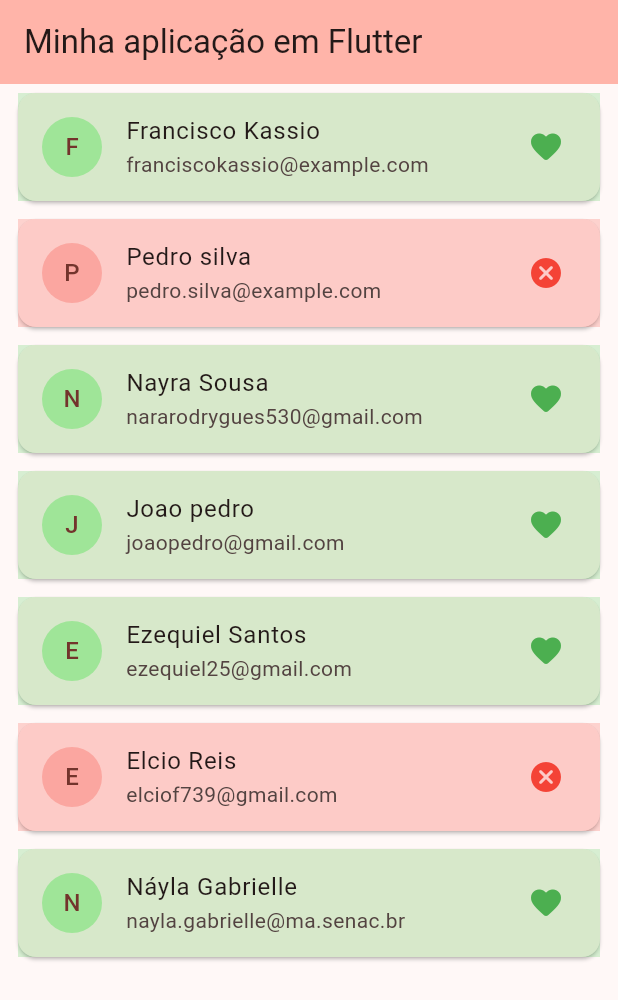
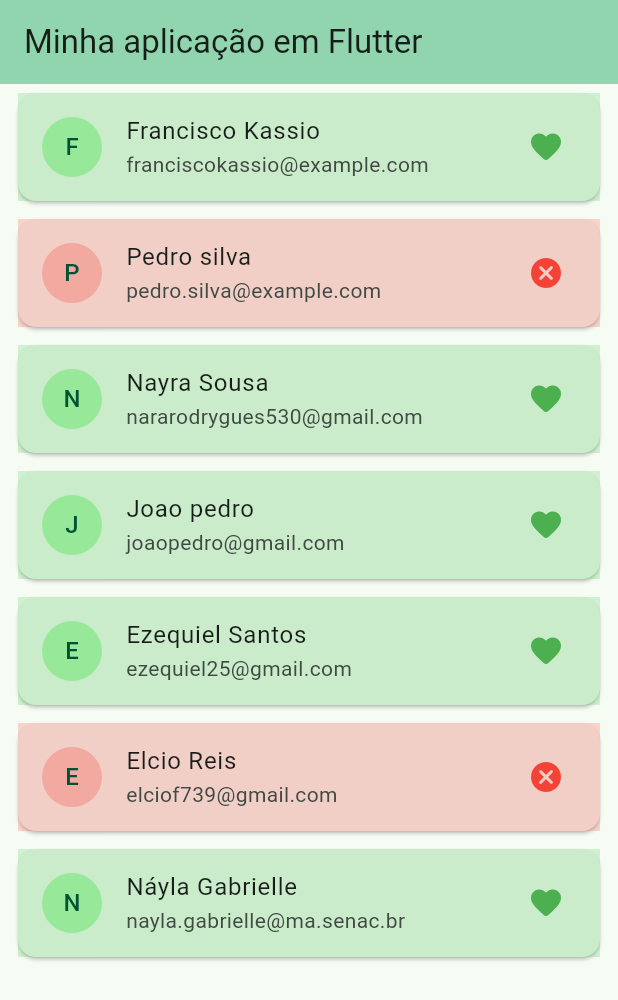
Before and after one commit to FranciscoFilho0/my_fist_app, a Flutter app: the screen it shows after launch, on a phone screen of 412 x 824 dp. Shown: the top 1000 px of the screen. Run offline on Flutter 3.47's test engine with Material 3 defaults, Android fonts, the phone set to English and light mode, and no system bars.

Commit message:
refactor Modificar cor tema do app

```diff
--- a/lib/main.dart
+++ b/lib/main.dart
@@ -12,7 +12,7 @@ class MyApp extends StatelessWidget {
   Widget build(BuildContext context) {
     return MaterialApp(
       title: 'App do Pedro',
-      theme: ThemeData(colorScheme: .fromSeed(seedColor: Colors.red)),
+      theme: ThemeData(colorScheme: .fromSeed(seedColor: const Color.fromARGB(255, 0, 255, 170))),
       home: const MyHomePage(title: 'Minha aplicação em Flutter'),
     );
   }
```
